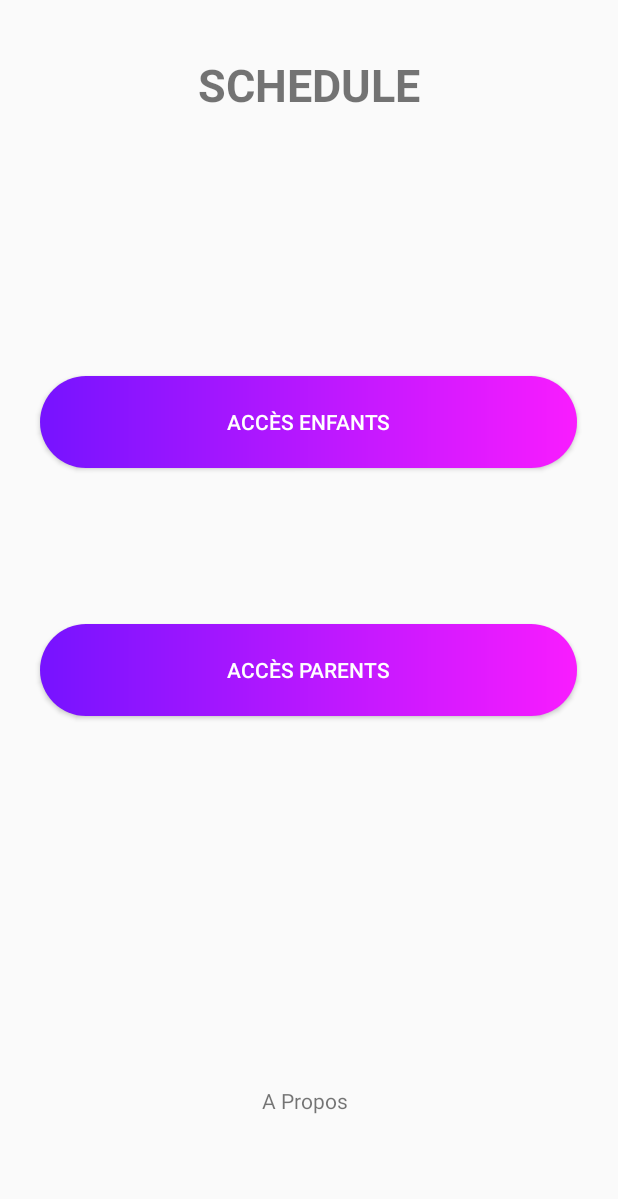
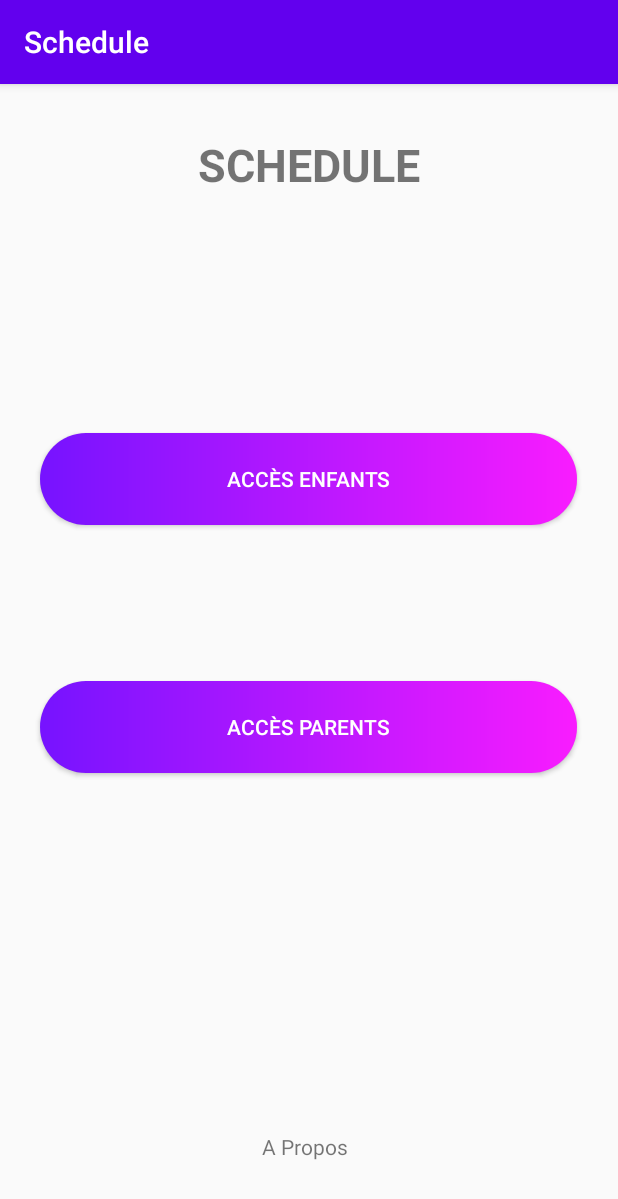
Before and after one commit to AlexandreBarde/ScheduleMobile, an Android app: the screen it shows after launch (MainActivity), on a phone screen of 412 x 824 dp. Shown: the top 1199 px of the screen. Run offline under Robolectric (Android 15) with nearby library versions, the phone set to English and light mode, and no system bars; our stand-ins replace Firebase (no records; nobody signed in at launch, a user with empty details on screens opened directly).

Commit message:
Magie magie, action bar de retour

```diff
--- a/Schedule/app/src/main/res/values/styles.xml
+++ b/Schedule/app/src/main/res/values/styles.xml
@@ -6,8 +6,6 @@
         <item name="colorPrimary">@color/colorPrimary</item>
         <item name="colorPrimaryDark">@color/colorPrimaryDark</item>
         <item name="colorAccent">@color/colorAccent</item>
-        <item name="windowActionBar">false</item>
-        <item name="windowNoTitle">true</item>
     </style>
 
 </resources>
```
